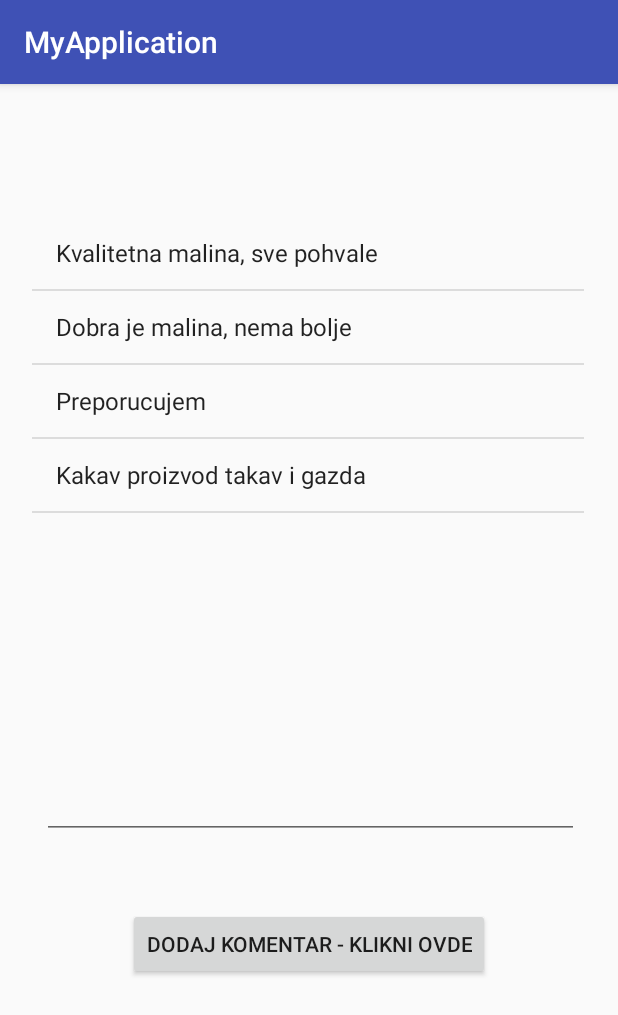
After one commit to acakojic/myapp-android-kotlin, an Android app: the CommentsItemActivity screen opened directly, with no data from a screen before it, on a phone screen of 412 x 824 dp. The commit adds this screen. Shown: the top 1015 px of the screen. Run offline under Robolectric (Android 15) with nearby library versions, the phone set to English and light mode, and no system bars.

Commit message:
Added new button in ItemActivity that onclick change layout to CommentItemActivity. In new activity we got some random data in it and we can push new data to array list of comments.

```diff
--- a/app/src/main/AndroidManifest.xml
+++ b/app/src/main/AndroidManifest.xml
@@ -21,7 +21,8 @@
             android:label="@string/title_activity_second"
             android:theme="@style/AppTheme.NoActionBar" />
         <activity android:name=".ItemActivity" />
-        <activity android:name=".DescribeItemActivity"></activity>
+        <activity android:name=".DescribeItemActivity" />
+        <activity android:name=".CommentsItemActivity"></activity>
     </application>
 
 </manifest>
--- /dev/null
+++ b/app/src/main/java/com/example/koja/myapplication/CommentsItemActivity.kt
@@ -0,0 +1,35 @@
+package com.example.koja.myapplication
+
+import android.content.Intent
+import android.support.v7.app.AppCompatActivity
+import android.os.Bundle
+import android.widget.ArrayAdapter
+import android.widget.Button
+import android.widget.EditText
+import android.widget.ListView
+import kotlinx.android.synthetic.main.activity_comments_item.*
+
+class CommentsItemActivity : AppCompatActivity() {
+
+    val comments = arrayListOf<String>("Kvalitetna malina, sve pohvale", "Dobra je malina, nema bolje", "Preporucujem", "Kakav proizvod takav i gazda")
+
+    override fun onCreate(savedInstanceState: Bundle?) {
+        super.onCreate(savedInstanceState)
+        setContentView(R.layout.activity_comments_item)
+
+        val idEditText: EditText = findViewById(R.id.idEditText)
+        val idButton: Button = findViewById(R.id.idButton)
+
+        //ListView
+        val idListView: ListView = findViewById(R.id.idListView)
+        val adapter: ArrayAdapter<String> = ArrayAdapter(this, android.R.layout.simple_list_item_1, comments)
+        idListView.adapter = adapter
+
+        idButton.setOnClickListener {
+            var text: String = idEditText.text.toString()
+            comments.add(text)
+            adapter.notifyDataSetChanged()
+        }
+
+    }
+}
--- a/app/src/main/java/com/example/koja/myapplication/MainActivity.kt
+++ b/app/src/main/java/com/example/koja/myapplication/MainActivity.kt
@@ -29,7 +29,7 @@ class MainActivity : AppCompatActivity(){
         idButton02 = findViewById(R.id.idButton02)
         idListView = findViewById(R.id.idListView)
         idButton03 = findViewById(R.id.idButton03)
-        var handler: MessagesDBHelper
+        val handler: MessagesDBHelper
         handler = MessagesDBHelper(this@MainActivity)
 
         idButton.setOnClickListener {
@@ -56,8 +56,8 @@ class MainActivity : AppCompatActivity(){
         }
 
         //idButton02.setOnClickListener{}
-        var list: ArrayList<String> = handler.selectMessages()
-        var adp: ArrayAdapter<String>
+        val list: ArrayList<String> = handler.selectMessages()
+        val adp: ArrayAdapter<String>
 
         adp = ArrayAdapter(this@MainActivity, android.R.layout.simple_list_item_1, list)
         idListView.adapter = adp
--- a/app/src/main/java/com/example/koja/myapplication/SecondActivity.kt
+++ b/app/src/main/java/com/example/koja/myapplication/SecondActivity.kt
@@ -39,7 +39,7 @@ class SecondActivity : AppCompatActivity() {
         val adapter: ArrayAdapter<String> = ArrayAdapter(this, android.R.layout.simple_list_item_1, items)
         idListView.adapter = adapter
 
-        idListView.setOnItemClickListener { parent, view, position, id ->
+        idListView.setOnItemClickListener { _, _, position, _ ->
             val text = items[position]
             val intent = Intent(this, ItemActivity::class.java)
             intent.putExtra("item", text)
--- /dev/null
+++ b/app/src/main/res/layout/activity_comments_item.xml
@@ -0,0 +1,44 @@
+<?xml version="1.0" encoding="utf-8"?>
+<android.support.constraint.ConstraintLayout xmlns:android="http://schemas.android.com/apk/res/android"
+    xmlns:app="http://schemas.android.com/apk/res-auto"
+    xmlns:tools="http://schemas.android.com/tools"
+    android:layout_width="match_parent"
+    android:layout_height="match_parent"
+    tools:context=".CommentsItemActivity">
+
+    <ListView
+        android:id="@+id/idListView"
+        android:layout_width="368dp"
+        android:layout_height="264dp"
+        app:layout_constraintBottom_toBottomOf="parent"
+        app:layout_constraintHorizontal_bias="0.488"
+        app:layout_constraintLeft_toLeftOf="parent"
+        app:layout_constraintRight_toRightOf="parent"
+        app:layout_constraintTop_toTopOf="parent"
+        app:layout_constraintVertical_bias="0.176" />
+
+    <EditText
+        android:id="@+id/idEditText"
+        android:layout_width="358dp"
+        android:layout_height="44dp"
+        android:layout_marginLeft="28dp"
+        android:ems="10"
+        android:inputType="textPersonName"
+        android:text=""
+        app:layout_constraintBottom_toBottomOf="parent"
+        app:layout_constraintLeft_toLeftOf="parent"
+        app:layout_constraintTop_toTopOf="parent"
+        app:layout_constraintVertical_bias="0.634" />
+
+    <Button
+        android:id="@+id/idButton"
+        android:layout_width="wrap_content"
+        android:layout_height="wrap_content"
+        android:text="Dodaj Komentar - Klikni ovde"
+        app:layout_constraintBottom_toBottomOf="parent"
+        app:layout_constraintLeft_toLeftOf="parent"
+        app:layout_constraintRight_toRightOf="parent"
+        app:layout_constraintTop_toTopOf="parent"
+        app:layout_constraintVertical_bias="0.763" />
+
+</android.support.constraint.ConstraintLayout>
```
Also changed, not shown: app/src/main/java/com/example/koja/myapplication/ItemActivity.kt (+7 -0 lines), app/src/main/res/layout/activity_item.xml (+12 -0 lines).
